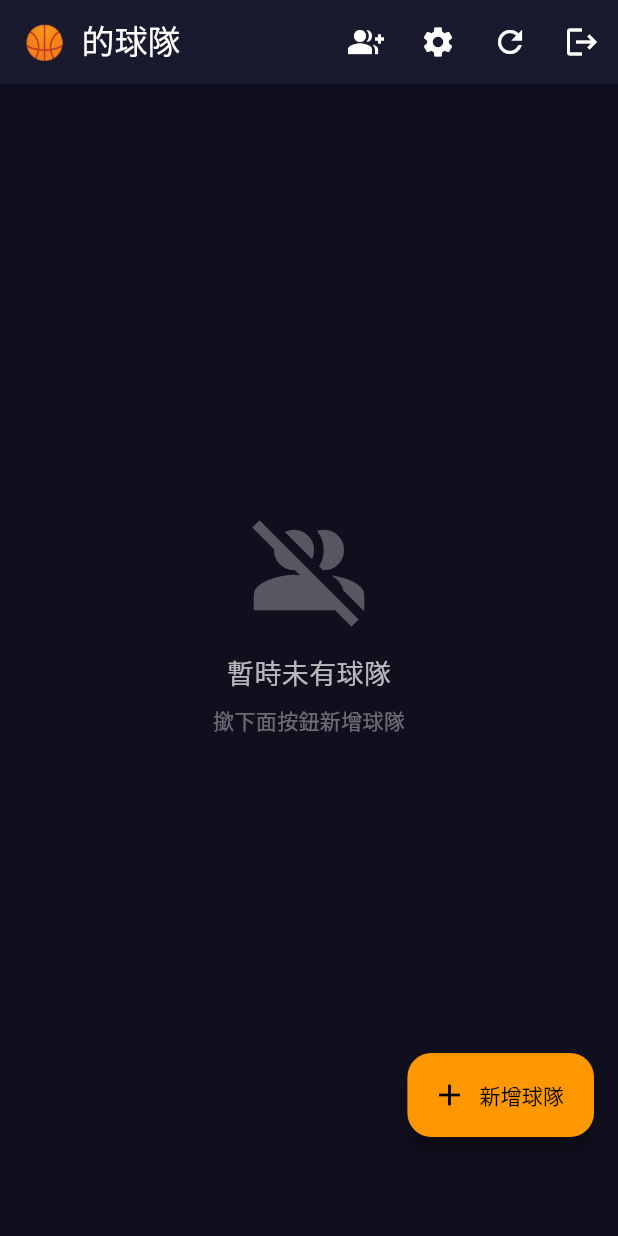
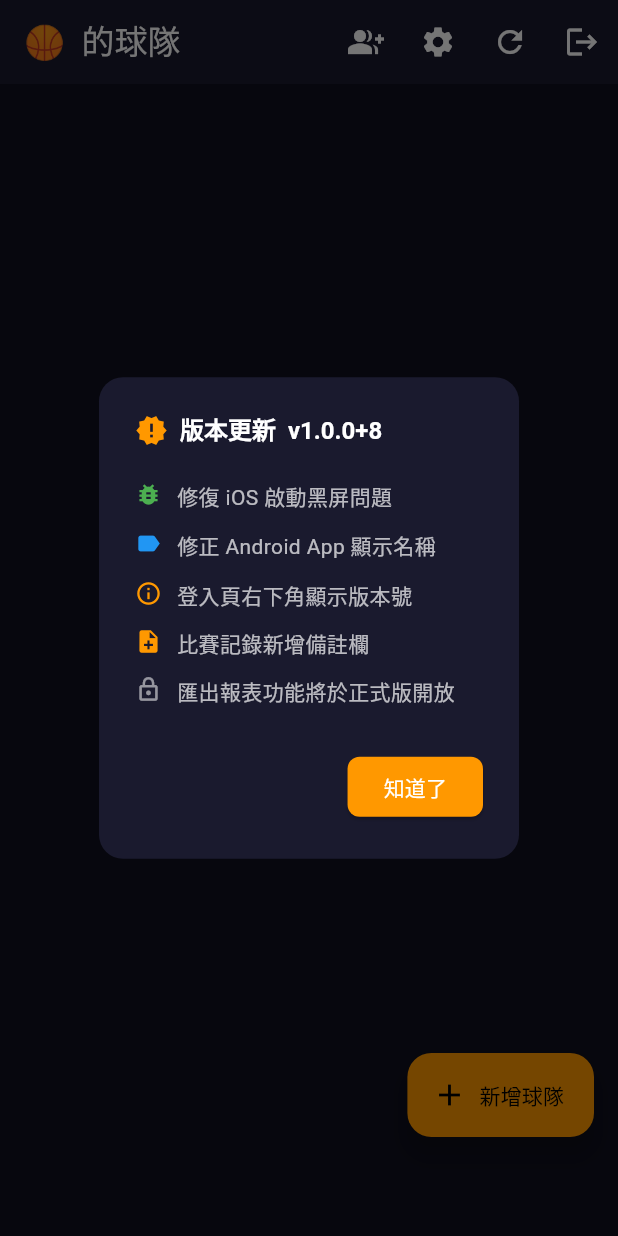
Before and after one commit to wilson1e/team_tracker, a Flutter app: the TeamsListPage screen opened directly with empty values, on a phone screen of 412 x 824 dp. Run offline on Flutter 3.47's test engine with Material 3 defaults, Android fonts, the phone set to English and light mode, and no system bars; drawn by our look-alikes of google_mobile_ads; our stand-ins replace cloud_firestore, firebase_auth, firebase_core, firebase_storage, flutter_local_notifications, image_picker and 4 more; missing offline and left inert: add_2_calendar, excel; accounts and stored records are empty; network calls fail.

Commit message:
feat: multi-position select, changelog dialog, export lock, build +8
- Player positions now support multi-select (PG/SG/SF/PF/C combined)
- Changelog dialog shows on first login per version, accessible from Settings
- Export button now shows 'coming in full release' dialog instead of snackbar
- Codemagic iOS build uses $BUILD_NUMBER for auto-increment
- Version bumped to 1.0.0+8

Co-Authored-By: Claude Sonnet 4.6 <noreply@anthropic.com>

```diff
--- a/codemagic.yaml
+++ b/codemagic.yaml
@@ -24,6 +24,7 @@ workflows:
       - name: Build IPA
         script: |
           flutter build ipa --release \
+            --build-number=$BUILD_NUMBER \
             --export-options-plist=$HOME/export_options.plist
     artifacts:
       - build/ios/ipa/*.ipa
--- /dev/null
+++ b/lib/services/changelog_service.dart
@@ -0,0 +1,96 @@
+import 'package:flutter/material.dart';
+import 'package:package_info_plus/package_info_plus.dart';
+import 'package:shared_preferences/shared_preferences.dart';
+
+class ChangelogEntry {
+  final IconData icon;
+  final Color color;
+  final String text;
+  const ChangelogEntry(this.icon, this.color, this.text);
+}
+
+class ChangelogService {
+  static const _seenKey = 'changelog_seen_version';
+
+  // ── 每次更新版本時修改這裡 ──────────────────────────────────────
+  static const String currentVersion = '1.0.0+8';
+
+  static const List<ChangelogEntry> entries = [
+    ChangelogEntry(Icons.bug_report,    Color(0xFF4CAF50), '修復 iOS 啟動黑屏問題'),
+    ChangelogEntry(Icons.label,         Color(0xFF2196F3), '修正 Android App 顯示名稱'),
+    ChangelogEntry(Icons.info_outline,  Colors.orange,     '登入頁右下角顯示版本號'),
+    ChangelogEntry(Icons.note_add,      Colors.orange,     '比賽記錄新增備註欄'),
+    ChangelogEntry(Icons.lock_outline,  Colors.white54,    '匯出報表功能將於正式版開放'),
+  ];
+  // ────────────────────────────────────────────────────────────────
+
+  /// Returns true if the changelog should be shown (not yet seen for this version).
+  static Future<bool> shouldShow() async {
+    final info  = await PackageInfo.fromPlatform();
+    final ver   = '${info.version}+${info.buildNumber}';
+    final prefs = await SharedPreferences.getInstance();
+    return prefs.getString(_seenKey) != ver;
+  }
+
+  /// Mark the current version's changelog as seen.
+  static Future<void> markSeen() async {
+    final info  = await PackageInfo.fromPlatform();
+    final ver   = '${info.version}+${info.buildNumber}';
+    final prefs = await SharedPreferences.getInstance();
+    await prefs.setString(_seenKey, ver);
+  }
+
+  /// Show the changelog dialog. Marks as seen automatically.
+  static Future<void> show(BuildContext context, {bool markAsSeen = true}) async {
+    if (markAsSeen) await markSeen();
+    if (!context.mounted) return;
+
+    final info    = await PackageInfo.fromPlatform();
+    final version = '${info.version}+${info.buildNumber}';
+
+    if (!context.mounted) return;
+    showDialog(
+      context: context,
+      builder: (ctx) => AlertDialog(
+        backgroundColor: const Color(0xFF1A1A2E),
+        shape: RoundedRectangleBorder(borderRadius: BorderRadius.circular(16)),
+        title: Row(children: [
+          const Icon(Icons.new_releases, color: Colors.orange, size: 22),
+          const SizedBox(width: 8),
+          Expanded(
+            child: Text(
+              '版本更新  v$version',
+              style: const TextStyle(color: Colors.white, fontSize: 16, fontWeight: FontWeight.bold),
+            ),
+          ),
+        ]),
+        content: SingleChildScrollView(
+          child: Column(
+            mainAxisSize: MainAxisSize.min,
+            children: entries.map((e) => Padding(
+              padding: const EdgeInsets.symmetric(vertical: 6),
+              child: Row(crossAxisAlignment: CrossAxisAlignment.start, children: [
+                Icon(e.icon, color: e.color, size: 18),
+                const SizedBox(width: 10),
+                Expanded(
+                  child: Text(e.text,
+                    style: const TextStyle(color: Colors.white70, fontSize: 14)),
+                ),
+              ]),
+            )).toList(),
+          ),
+        ),
+        actions: [
+          ElevatedButton(
+            onPressed: () => Navigator.pop(ctx),
+            style: ElevatedButton.styleFrom(
+              backgroundColor: Colors.orange,
+              shape: RoundedRectangleBorder(borderRadius: BorderRadius.circular(8)),
+            ),
+            child: const Text('知道了'),
+          ),
+        ],
+      ),
+    );
+  }
+}
--- a/lib/teams_list_page.dart
+++ b/lib/teams_list_page.dart
@@ -11,6 +11,7 @@ import 'team_detail_page.dart';
 import 'login_page.dart';
 import 'settings_page.dart';
 import 'ad_service.dart';
+import 'services/changelog_service.dart';
 
 // Helper function to generate invite code
 String generateInviteCode() {
@@ -50,6 +51,11 @@ class _TeamsListPageState extends State<TeamsListPage> {
     _loadTeamsFromCloud();
     _bannerAd = AdService.createBannerAd();
     AdService.loadInterstitialAd();
+    WidgetsBinding.instance.addPostFrameCallback((_) async {
+      if (await ChangelogService.shouldShow()) {
+        if (mounted) ChangelogService.show(context);
+      }
+    });
   }
 
   @override
--- a/pubspec.yaml
+++ b/pubspec.yaml
@@ -16,7 +16,7 @@ publish_to: 'none' # Remove this line if you wish to publish to pub.dev
 # https://developer.apple.com/library/archive/documentation/General/Reference/InfoPlistKeyReference/Articles/CoreFoundationKeys.html
 # In Windows, build-name is used as the major, minor, and patch parts
 # of the product and file versions while build-number is used as the build suffix.
-version: 1.0.0+7
+version: 1.0.0+8
 
 environment:
   sdk: ^3.11.1
```
Also changed, not shown: lib/pages/team_detail/tabs/players_tab.dart (+22 -13 lines), lib/settings_page.dart (+20 -0 lines), lib/team_detail_page.dart (+53 -25 lines), 1 other file.
